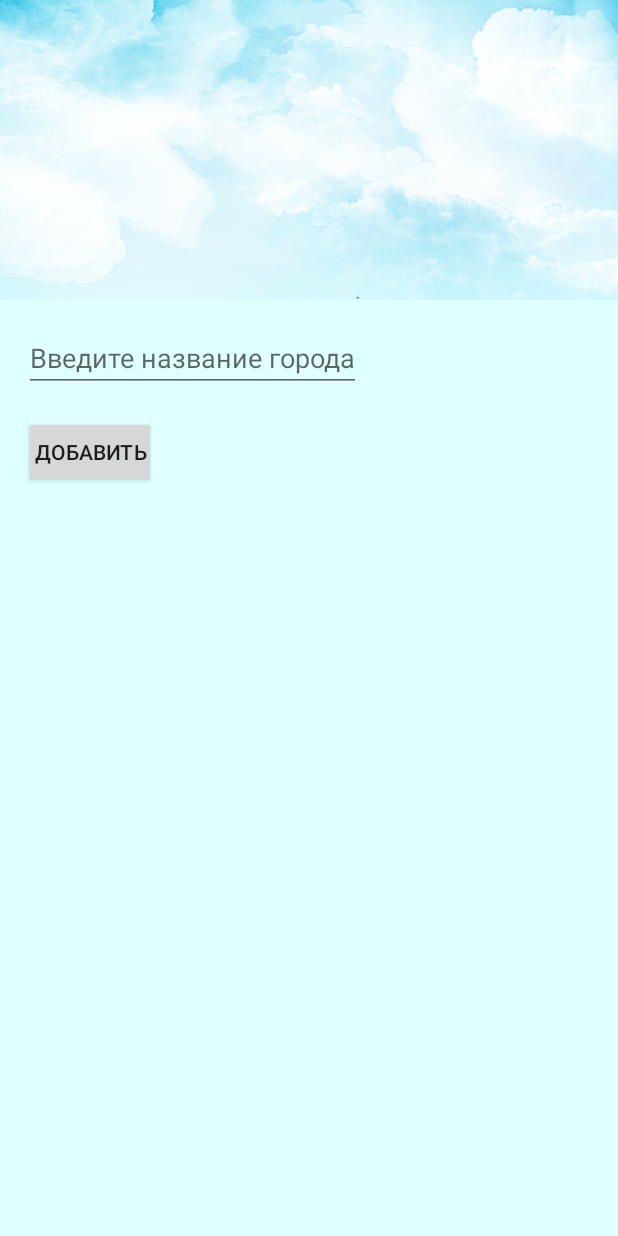
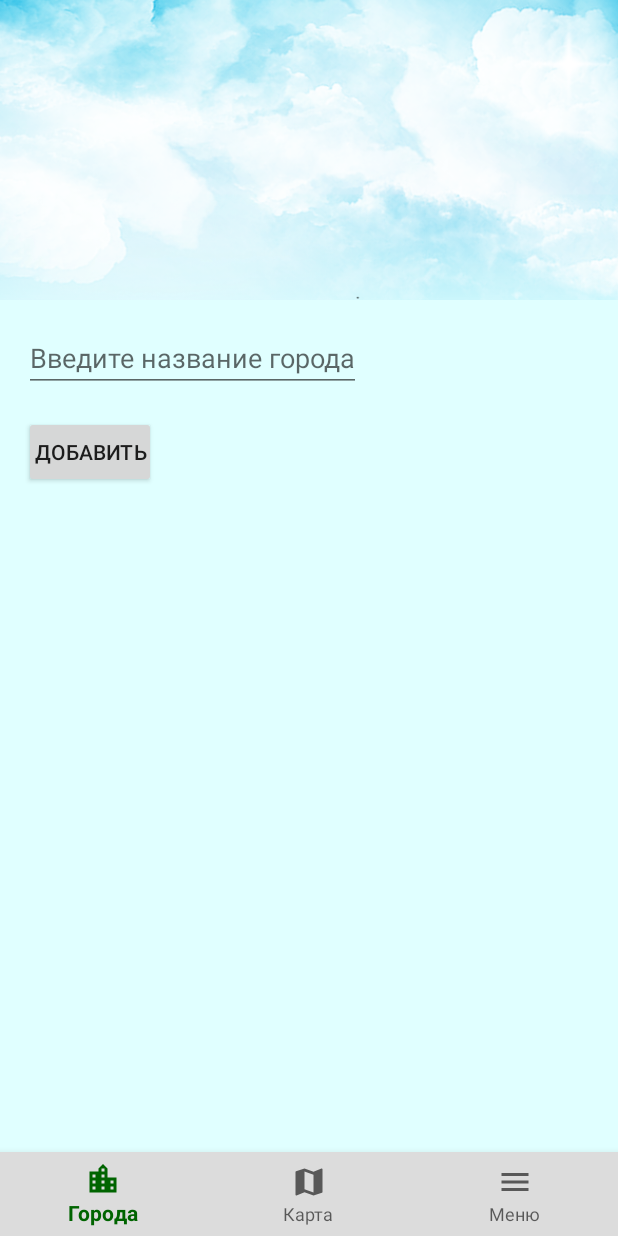
Before and after one commit to Nataliani80/Android1, an Android app: the screen it shows after launch (MainActivity), after a tap on "ДОБАВИТЬ ГОРОД", on a phone screen of 412 x 824 dp. Run offline under Robolectric (Android 15) with nearby library versions, the phone set to English and light mode, and no system bars; 1 other tap on this screen came first.

Commit message:
сделала BottomNavigationView

```diff
--- a/Android1_Lesson1_HomeWork/app/src/main/java/com/example/natali/android1/DatabaseHelper.java
+++ b/Android1_Lesson1_HomeWork/app/src/main/java/com/example/natali/android1/DatabaseHelper.java
@@ -93,6 +93,16 @@ public class DatabaseHelper extends SQLiteOpenHelper {
         return newWeatherForecast;
     }
 
+    private String[] allColumn = {
+            DatabaseHelper.COLUMN_CITY_ID,
+            DatabaseHelper.COLUMN_DATE,
+            DatabaseHelper.COLUMN_TEMPERATURE,
+            DatabaseHelper.COLUMN_DESCRIPTION,
+            DatabaseHelper.COLUMN_PROBABILITY_OF_PRECIPITATION,
+            DatabaseHelper.COLUMN_SPEED_WIND,
+            DatabaseHelper.COLUMN_WIND_DIRECTION
+    };
+
 
     public void editCity(City city, String description) {
         SQLiteDatabase db = getWritableDatabase();
@@ -154,7 +164,7 @@ public class DatabaseHelper extends SQLiteOpenHelper {
         SQLiteDatabase database = getReadableDatabase();
         String selection = "cityID = " + cityID;
         Cursor cursorWeather = database.query(DatabaseHelper.TABLE_WEATHER_FORECAST,
-                notesAllColumn,
+                allColumn,
                 selection,
                 null,
                 null,
@@ -164,8 +174,6 @@ public class DatabaseHelper extends SQLiteOpenHelper {
             if(cursorWeather.moveToFirst()) {
                 do {
                     WeatherForecast weatherForecast = new WeatherForecast();
-                    weatherForecast.setIdWeather(cursorWeather.getLong
-                            (cursorWeather.getColumnIndex(COLUMN_ID)));
                     weatherForecast.setCityID(cursorWeather.getLong
                             (cursorWeather.getColumnIndex(COLUMN_CITY_ID)));
                     weatherForecast.setForecastDate(cursorWeather.getString
--- /dev/null
+++ b/Android1_Lesson1_HomeWork/app/src/main/res/drawable/ic_menu_black_24dp.xml
@@ -0,0 +1,9 @@
+<vector xmlns:android="http://schemas.android.com/apk/res/android"
+        android:width="24dp"
+        android:height="24dp"
+        android:viewportWidth="24.0"
+        android:viewportHeight="24.0">
+    <path
+        android:fillColor="#FF000000"
+        android:pathData="M3,18h18v-2L3,16v2zM3,13h18v-2L3,11v2zM3,6v2h18L21,6L3,6z"/>
+</vector>
--- a/Android1_Lesson1_HomeWork/app/src/main/res/layout/activity_main.xml
+++ b/Android1_Lesson1_HomeWork/app/src/main/res/layout/activity_main.xml
@@ -9,11 +9,27 @@
     android:fitsSystemWindows="true"
     tools:openDrawer="start">
 
-    <FrameLayout
-        android:id="@+id/fragment_container"
+    <LinearLayout
         android:layout_width="match_parent"
-        android:layout_height="match_parent">
-    </FrameLayout>
+        android:layout_height="match_parent"
+        android:orientation="vertical">
+
+        <FrameLayout
+            android:id="@+id/fragment_container"
+            android:layout_width="match_parent"
+            android:layout_height="0dp"
+            android:layout_weight="1">
+        </FrameLayout>
+
+        <android.support.design.widget.BottomNavigationView
+            android:id="@+id/navigation"
+            android:layout_width="match_parent"
+            android:layout_height="wrap_content"
+            android:layout_gravity="bottom"
+            android:background="@color/colorGhostWhite"
+            app:menu="@menu/navigation_view">
+        </android.support.design.widget.BottomNavigationView>
+    </LinearLayout>
 
     <android.support.design.widget.NavigationView
         android:id="@+id/navigation_view"
--- /dev/null
+++ b/Android1_Lesson1_HomeWork/app/src/main/res/menu/navigation_view.xml
@@ -0,0 +1,19 @@
+<?xml version="1.0" encoding="utf-8"?>
+<menu xmlns:android="http://schemas.android.com/apk/res/android">
+
+    <item
+        android:id="@+id/navigation_cities"
+        android:icon="@drawable/ic_location_city_black_24dp"
+        android:title="@string/cities"/>
+
+    <item
+        android:id="@+id/navigation_map"
+        android:icon="@drawable/ic_map_black_24dp"
+        android:title="@string/map" />
+
+    <item
+        android:id="@+id/navigation_menu"
+        android:icon="@drawable/ic_menu_black_24dp"
+        android:title="@string/menu" />
+
+</menu>
--- a/Android1_Lesson1_HomeWork/app/src/main/res/values/strings.xml
+++ b/Android1_Lesson1_HomeWork/app/src/main/res/values/strings.xml
@@ -27,6 +27,7 @@
     <string name="feel_like">Ощущается как %1$d °C</string>
     <string name="add_city">Добавить город</string>
     <string name="add">Добавить</string>
+    <string name="menu">Меню</string>
 
     <string name="share">Поделиться</string>
     <string name="menu_title">Связь</string>
```
Also changed, not shown: Android1_Lesson1_HomeWork/app/src/main/java/com/example/natali/android1/CitiesFragment.java (+7 -4 lines), Android1_Lesson1_HomeWork/app/src/main/java/com/example/natali/android1/MainActivity.java (+31 -0 lines), Android1_Lesson1_HomeWork/app/src/main/java/com/example/natali/android1/MapFragment.java (added, +24 -0 lines), Android1_Lesson1_HomeWork/app/src/main/java/com/example/natali/android1/MenuFragment.java (added, +24 -0 lines), Android1_Lesson1_HomeWork/app/src/main/java/com/example/natali/android1/TemperatureFragment.java (+20 -7 lines), Android1_Lesson1_HomeWork/app/src/main/java/com/example/natali/android1/WeatherFragment.java (+13 -6 lines), Android1_Lesson1_HomeWork/app/src/main/res/layout/fragment_map.xml (added, +14 -0 lines), Android1_Lesson1_HomeWork/app/src/main/res/layout/fragment_menu.xml (added, +14 -0 lines), 1 other file.
